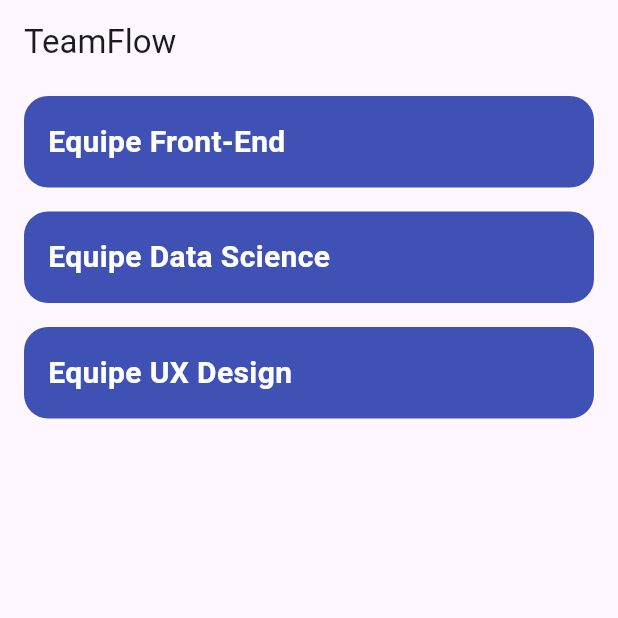
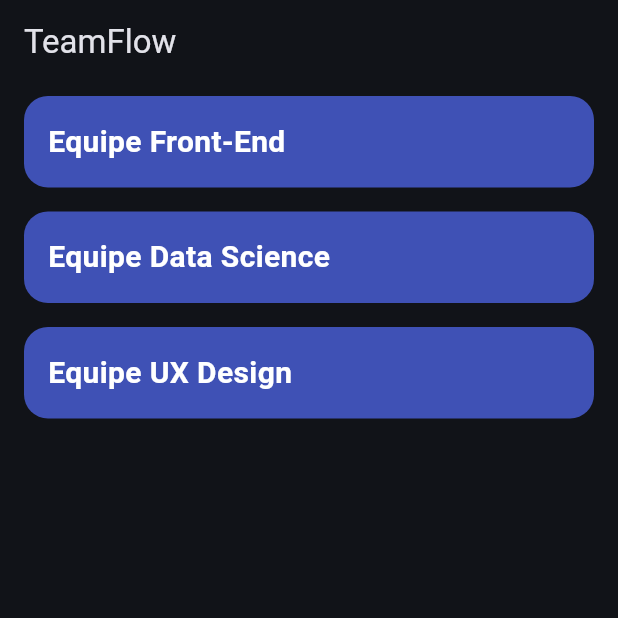
Before and after one commit to ma-pedroza/team-flow, a Flutter app: the screen it shows after launch, on a phone screen of 412 x 824 dp, the top half of it. Run offline on Flutter 3.47's test engine with Material 3 defaults, Android fonts, the phone set to English and light mode, and no system bars.

Commit message:
feat: deixando o app mais escuro

```diff
--- a/teamflow/lib/main.dart
+++ b/teamflow/lib/main.dart
@@ -11,6 +11,13 @@ class MainApp extends StatelessWidget {
 
   @override
   Widget build(BuildContext context) {
-    return MaterialApp(home: HomeScreen());
+    return MaterialApp(home: HomeScreen(),
+    themeMode: ThemeMode.dark,
+    darkTheme: ThemeData(
+         colorScheme: ColorScheme.fromSeed(
+      seedColor: const Color.fromARGB(255, 5, 26, 54),
+      brightness: Brightness.dark,
+    ),
+    ),);
   }
 }
```
